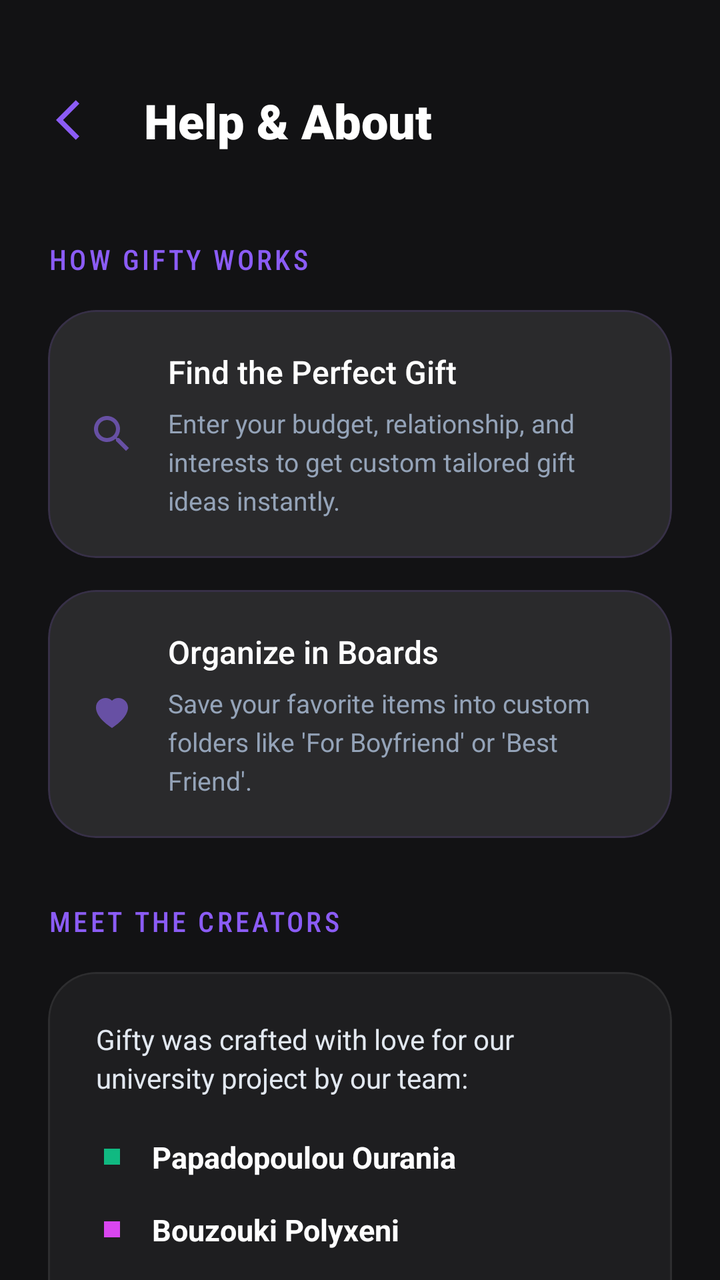
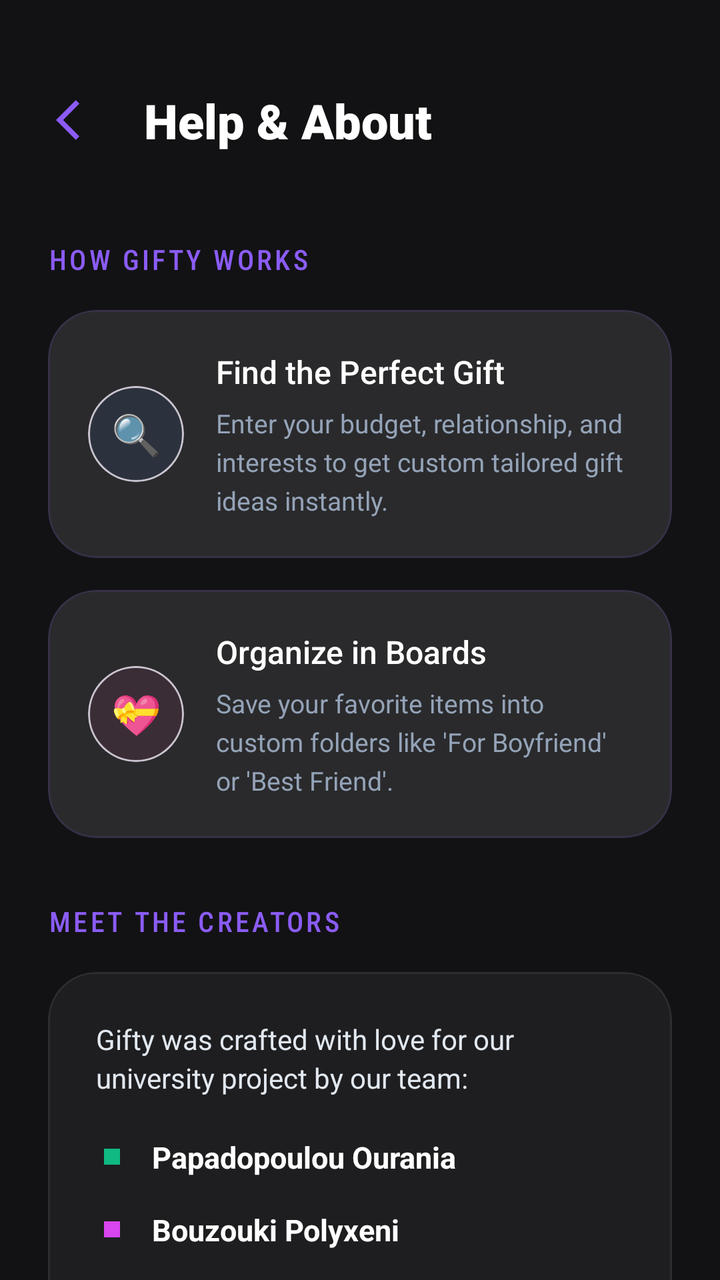

Before-and-after screenshots of an Android layout around one commit, followed by the original layout XML and the change that was made.
<!-- AndroidManifest.xml: application theme Theme.AndroidApp -->
<!-- res/layout/activity_about_help.xml -->
<?xml version="1.0" encoding="utf-8"?>
<androidx.constraintlayout.widget.ConstraintLayout
    xmlns:android="http://schemas.android.com/apk/res/android"
    xmlns:app="http://schemas.android.com/apk/res-auto"
    xmlns:tools="http://tools.android.com/tools"
    android:layout_width="match_parent"
    android:layout_height="match_parent"
    android:background="#121214">

    <androidx.constraintlayout.widget.ConstraintLayout
        android:id="@+id/headerLayout"
        android:layout_width="match_parent"
        android:layout_height="wrap_content"
        android:background="#121214"
        android:paddingHorizontal="20dp"
        android:paddingTop="40dp"
        android:paddingBottom="16dp"
        app:layout_constraintTop_toTopOf="parent">

        <ImageButton
            android:id="@+id/btnBack"
            android:layout_width="40dp"
            android:layout_height="40dp"
            android:background="?attr/selectableItemBackgroundBorderless"
            android:src="@drawable/baseline_arrow_back_ios_24"
            app:tint="#8B5CF6"
            app:layout_constraintStart_toStartOf="parent"
            app:layout_constraintTop_toTopOf="parent"
            app:layout_constraintBottom_toBottomOf="parent" />

        <TextView
            android:layout_width="wrap_content"
            android:layout_height="wrap_content"
            android:text="Help &amp; About"
            android:textSize="24sp"
            android:fontFamily="sans-serif-black"
            android:textColor="#FFFFFF"
            android:layout_marginStart="12dp"
            app:layout_constraintStart_toEndOf="@id/btnBack"
            app:layout_constraintTop_toTopOf="parent"
            app:layout_constraintBottom_toBottomOf="parent" />
    </androidx.constraintlayout.widget.ConstraintLayout>

    <androidx.core.widget.NestedScrollView
        android:layout_width="match_parent"
        android:layout_height="0dp"
        android:fillViewport="true"
        app:layout_constraintTop_toBottomOf="@id/headerLayout"
        app:layout_constraintBottom_toBottomOf="parent">

        <LinearLayout
            android:layout_width="match_parent"
            android:layout_height="wrap_content"
            android:orientation="vertical"
            android:padding="24dp">

            <TextView
                android:layout_width="wrap_content"
                android:layout_height="wrap_content"
                android:text="How Gifty Works"
                android:textSize="14sp"
                android:fontFamily="sans-serif-condensed-medium"
                android:textColor="#8B5CF6"
                android:letterSpacing="0.1"
                android:textAllCaps="true"
                android:layout_marginBottom="16dp" />

            <com.google.android.material.card.MaterialCardView
                android:layout_width="match_parent"
                android:layout_height="wrap_content"
                android:layout_marginBottom="16dp"
                app:cardCornerRadius="24dp"
                app:cardElevation="0dp"
                app:strokeColor="#228B5CF6"
                app:strokeWidth="1dp"
                app:cardBackgroundColor="#1AFFFFFF">

                <LinearLayout
                    android:layout_width="match_parent"
                    android:layout_height="wrap_content"
                    android:orientation="horizontal"
                    android:padding="20dp"
                    android:gravity="center_vertical">

                    <ImageView
                        android:layout_width="wrap_content"
                        android:layout_height="wrap_content"
                        android:contentDescription="Search"
                        android:src="@drawable/ic_search"
                        android:textSize="20sp"
                        android:gravity="center"
                        app:tint="?attr/colorPrimary" />

                    <LinearLayout
                        android:layout_width="0dp"
                        android:layout_height="wrap_content"
                        android:layout_weight="1"
                        android:orientation="vertical"
                        android:layout_marginStart="16dp">

                        <TextView
                            android:layout_width="wrap_content"
                            android:layout_height="wrap_content"
                            android:text="Find the Perfect Gift"
                            android:fontFamily="sans-serif-medium"
                            android:textColor="#FFFFFF"
                            android:textSize="16sp" />

                        <TextView
                            android:layout_width="match_parent"
                            android:layout_height="wrap_content"
                            android:layout_marginTop="6dp"
                            android:text="Enter your budget, relationship, and interests to get custom tailored gift ideas instantly."
                            android:textColor="#94A3B8"
                            android:textSize="13sp"
                            android:lineSpacingExtra="4sp" />
                    </LinearLayout>
                </LinearLayout>
            </com.google.android.material.card.MaterialCardView>

            <com.google.android.material.card.MaterialCardView
                android:layout_width="match_parent"
                android:layout_height="wrap_content"
                android:layout_marginBottom="32dp"
                app:cardCornerRadius="24dp"
                app:cardElevation="0dp"
                app:strokeColor="#228B5CF6"
                app:strokeWidth="1dp"
                app:cardBackgroundColor="#1AFFFFFF">

                <LinearLayout
                    android:layout_width="match_parent"
                    android:layout_height="wrap_content"
                    android:orientation="horizontal"
                    android:padding="20dp"
                    android:gravity="center_vertical">


                    <ImageView
                        android:layout_width="wrap_content"
                        android:layout_height="wrap_content"
                        android:contentDescription="Heart"
                        android:src="@drawable/ic_heart_fill"
                        android:textSize="20sp"
                        android:layout_margin="4dp"
                        android:gravity="center"
                        app:tint="?attr/colorPrimary"
                        />


                    <LinearLayout
                        android:layout_width="0dp"
                        android:layout_height="wrap_content"
                        android:layout_weight="1"
                        android:orientation="vertical"
                        android:layout_marginStart="16dp">

                        <TextView
                            android:layout_width="wrap_content"
                            android:layout_height="wrap_content"
                            android:text="Organize in Boards"
                            android:fontFamily="sans-serif-medium"
                            android:textColor="#FFFFFF"
                            android:textSize="16sp" />

                        <TextView
                            android:layout_width="match_parent"
                            android:layout_height="wrap_content"
                            android:layout_marginTop="6dp"
                            android:text="Save your favorite items into custom folders like 'For Boyfriend' or 'Best Friend'."
                            android:textColor="#94A3B8"
                            android:textSize="13sp"
                            android:lineSpacingExtra="4sp" />
                    </LinearLayout>
                </LinearLayout>
            </com.google.android.material.card.MaterialCardView>

            <TextView
                android:layout_width="wrap_content"
                android:layout_height="wrap_content"
                android:text="Meet the Creators"
                android:textSize="14sp"
                android:fontFamily="sans-serif-condensed-medium"
                android:textColor="#8B5CF6"
                android:letterSpacing="0.1"
                android:textAllCaps="true"
                android:layout_marginBottom="16dp" />

            <com.google.android.material.card.MaterialCardView
                android:layout_width="match_parent"
                android:layout_height="wrap_content"
                app:cardCornerRadius="24dp"
                app:cardElevation="0dp"
                app:strokeColor="#11FFFFFF"
                app:strokeWidth="1dp"
                app:cardBackgroundColor="#0DFFFFFF">

                <LinearLayout
                    android:layout_width="match_parent"
                    android:layout_height="wrap_content"
                    android:orientation="vertical"
                    android:padding="24dp">

                    <TextView
                        android:layout_width="wrap_content"
                        android:layout_height="wrap_content"
                        android:text="Gifty was crafted with love for our university project by our team:"
                        android:textColor="#E2E8F0"
                        android:textSize="14sp"
                        android:layout_marginBottom="20dp"
                        android:lineSpacingExtra="3sp"/>

                    <LinearLayout
                        android:layout_width="match_parent"
                        android:layout_height="wrap_content"
                        android:orientation="horizontal"
                        android:gravity="center_vertical"
                        android:layout_marginBottom="16dp">
                        <View
                            android:layout_width="8dp"
                            android:layout_height="8dp"
                            android:background="@android:color/holo_green_light"
                            android:backgroundTint="#10B981"
                            android:layout_marginStart="4dp"/>

                        <TextView
                            android:layout_width="wrap_content"
                            android:layout_height="wrap_content"
                            android:layout_marginStart="16dp"
                            android:text="Papadopoulou Ourania"
                            android:textColor="#FFFFFF"
                            android:textSize="15sp"
                            android:textStyle="bold" />

                        <TextView
                            android:layout_width="wrap_content"
                            android:layout_height="wrap_content"
                            android:textColor="#94A3B8"
                            android:textSize="14sp" />
                    </LinearLayout>

                    <LinearLayout
                        android:layout_width="match_parent"
                        android:layout_height="wrap_content"
                        android:orientation="horizontal"
                        android:gravity="center_vertical"
                        android:layout_marginBottom="16dp">
                        <View
                            android:layout_width="8dp"
                            android:layout_height="8dp"
                            android:background="@android:color/holo_purple"
                            android:backgroundTint="#D946EF"
                            android:layout_marginStart="4dp"/>

                        <TextView
                            android:layout_width="wrap_content"
                            android:layout_height="wrap_content"
                            android:layout_marginStart="16dp"
                            android:text="Bouzouki Polyxeni"
                            android:textColor="#FFFFFF"
                            android:textSize="15sp"
                            android:textStyle="bold" />

                        <TextView
                            android:layout_width="wrap_content"
                            android:layout_height="wrap_content"
                            android:textColor="#94A3B8"
                            android:textSize="14sp" />
                    </LinearLayout>

                    <LinearLayout
                        android:layout_width="match_parent"
                        android:layout_height="wrap_content"
                        android:orientation="horizontal"
                        android:gravity="center_vertical">
                        <View
                            android:layout_width="8dp"
                            android:layout_height="8dp"
                            android:background="@android:color/holo_orange_light"
                            android:backgroundTint="#F59E0B"
                            android:layout_marginStart="4dp"/>

                        <TextView
                            android:layout_width="wrap_content"
                            android:layout_height="wrap_content"
                            android:layout_marginStart="16dp"
                            android:text="Tsevlikou Aggeliki"
                            android:textColor="#FFFFFF"
                            android:textSize="15sp"
                            android:textStyle="bold" />

                        <TextView
                            android:layout_width="wrap_content"
                            android:layout_height="wrap_content"
                            android:textColor="#94A3B8"
                            android:textSize="14sp" />
                    </LinearLayout>

                </LinearLayout>
            </com.google.android.material.card.MaterialCardView>

            <TextView
                android:layout_width="wrap_content"
                android:layout_height="wrap_content"
                android:text="Gifty • Version 1.0.0"
                android:textSize="11sp"
                android:fontFamily="sans-serif-light"
                android:textColor="#475569"
                android:layout_gravity="center_horizontal"
                android:layout_marginTop="40dp"
                android:letterSpacing="0.05"/>

        </LinearLayout>
    </androidx.core.widget.NestedScrollView>

</androidx.constraintlayout.widget.ConstraintLayout>
<!-- resources referenced by this layout -->
<resources>
  <!-- drawable baseline_arrow_back_ios_24 (drawable) -->
  <vector xmlns:android="http://schemas.android.com/apk/res/android" android:autoMirrored="true" android:height="24dp" android:tint="#000000" android:viewportHeight="24" android:viewportWidth="24" android:width="24dp">
        
      <path android:fillColor="@android:color/white" android:pathData="M11.67,3.87L9.9,2.1 0,12l9.9,9.9 1.77,-1.77L3.54,12z"/>
      
  </vector>
  <!-- drawable ic_heart_fill (drawable) -->
  <vector xmlns:android="http://schemas.android.com/apk/res/android"
      android:width="16dp"
      android:height="16dp"
      android:viewportWidth="16"
      android:viewportHeight="16">
    <path
        android:pathData="M8,1.314C12.438,-3.248 23.534,4.735 8,15 -7.534,4.736 3.562,-3.248 8,1.314"
        android:fillColor="@color/white"
        android:fillType="evenOdd"/>
  </vector>
  <!-- drawable ic_search (drawable) -->
  <vector xmlns:android="http://schemas.android.com/apk/res/android" android:height="24dp" android:tint="#000000" android:viewportHeight="24" android:viewportWidth="24" android:width="24dp">
        
      <path android:fillColor="@android:color/white" android:pathData="M15.5,14h-0.79l-0.28,-0.27C15.41,12.59 16,11.11 16,9.5 16,5.91 13.09,3 9.5,3S3,5.91 3,9.5 5.91,16 9.5,16c1.61,0 3.09,-0.59 4.23,-1.57l0.27,0.28v0.79l5,4.99L20.49,19l-4.99,-5zM9.5,14C7.01,14 5,11.99 5,9.5S7.01,5 9.5,5 14,7.01 14,9.5 11.99,14 9.5,14z"/>
      
  </vector>
  <style name="Theme.AndroidApp" parent="Base.Theme.AndroidApp" />
  <color name="white">#FFFFFFFF</color>
  <style name="Base.Theme.AndroidApp" parent="Theme.Material3.DayNight.NoActionBar">
      </style>
</resources>

<!-- the commit's change to res/layout/activity_about_help.xml (unified diff, before → after) -->
@@ -6,6 +6,8 @@
     android:layout_width="match_parent"
     android:layout_height="match_parent"
     android:background="#121214">
+
+    
 
     <androidx.constraintlayout.widget.ConstraintLayout
         android:id="@+id/headerLayout"
@@ -41,6 +43,7 @@
             app:layout_constraintBottom_toBottomOf="parent" />
     </androidx.constraintlayout.widget.ConstraintLayout>
 
+    
     <androidx.core.widget.NestedScrollView
         android:layout_width="match_parent"
         android:layout_height="0dp"
@@ -82,14 +85,19 @@
                     android:padding="20dp"
                     android:gravity="center_vertical">
 
-                    <ImageView
-                        android:layout_width="wrap_content"
-                        android:layout_height="wrap_content"
-                        android:contentDescription="Search"
-                        android:src="@drawable/ic_search"
-                        android:textSize="20sp"
-                        android:gravity="center"
-                        app:tint="?attr/colorPrimary" />
+                    <com.google.android.material.card.MaterialCardView
+                        android:layout_width="48dp"
+                        android:layout_height="48dp"
+                        app:cardCornerRadius="24dp"
+                        app:cardElevation="0dp"
+                        app:cardBackgroundColor="#153B82F6">
+                        <TextView
+                            android:layout_width="match_parent"
+                            android:layout_height="match_parent"
+                            android:text="🔍"
+                            android:textSize="20sp"
+                            android:gravity="center" />
+                    </com.google.android.material.card.MaterialCardView>
 
                     <LinearLayout
                         android:layout_width="0dp"
@@ -135,18 +143,19 @@
                     android:padding="20dp"
                     android:gravity="center_vertical">
 
-
-                    <ImageView
-                        android:layout_width="wrap_content"
-                        android:layout_height="wrap_content"
-                        android:contentDescription="Heart"
-                        android:src="@drawable/ic_heart_fill"
-                        android:textSize="20sp"
-                        android:layout_margin="4dp"
-                        android:gravity="center"
-                        app:tint="?attr/colorPrimary"
-                        />
-
+                    <com.google.android.material.card.MaterialCardView
+                        android:layout_width="48dp"
+                        android:layout_height="48dp"
+                        app:cardCornerRadius="24dp"
+                        app:cardElevation="0dp"
+                        app:cardBackgroundColor="#15EC4899">
+                        <TextView
+                            android:layout_width="match_parent"
+                            android:layout_height="match_parent"
+                            android:text="💝"
+                            android:textSize="20sp"
+                            android:gravity="center" />
+                    </com.google.android.material.card.MaterialCardView>
 
                     <LinearLayout
                         android:layout_width="0dp"
@@ -299,6 +308,7 @@
                 </LinearLayout>
             </com.google.android.material.card.MaterialCardView>
 
+            
             <TextView
                 android:layout_width="wrap_content"
                 android:layout_height="wrap_content"
<!-- resource entries referenced after the edit -->
@@ -6,25 +6,7 @@
       <path android:fillColor="@android:color/white" android:pathData="M11.67,3.87L9.9,2.1 0,12l9.9,9.9 1.77,-1.77L3.54,12z"/>
       
   </vector>
-  <!-- drawable ic_heart_fill (drawable) -->
-  <vector xmlns:android="http://schemas.android.com/apk/res/android"
-      android:width="16dp"
-      android:height="16dp"
-      android:viewportWidth="16"
-      android:viewportHeight="16">
-    <path
-        android:pathData="M8,1.314C12.438,-3.248 23.534,4.735 8,15 -7.534,4.736 3.562,-3.248 8,1.314"
-        android:fillColor="@color/white"
-        android:fillType="evenOdd"/>
-  </vector>
-  <!-- drawable ic_search (drawable) -->
-  <vector xmlns:android="http://schemas.android.com/apk/res/android" android:height="24dp" android:tint="#000000" android:viewportHeight="24" android:viewportWidth="24" android:width="24dp">
-        
-      <path android:fillColor="@android:color/white" android:pathData="M15.5,14h-0.79l-0.28,-0.27C15.41,12.59 16,11.11 16,9.5 16,5.91 13.09,3 9.5,3S3,5.91 3,9.5 5.91,16 9.5,16c1.61,0 3.09,-0.59 4.23,-1.57l0.27,0.28v0.79l5,4.99L20.49,19l-4.99,-5zM9.5,14C7.01,14 5,11.99 5,9.5S7.01,5 9.5,5 14,7.01 14,9.5 11.99,14 9.5,14z"/>
-      
-  </vector>
   <style name="Theme.AndroidApp" parent="Base.Theme.AndroidApp" />
-  <color name="white">#FFFFFFFF</color>
   <style name="Base.Theme.AndroidApp" parent="Theme.Material3.DayNight.NoActionBar">
       </style>
 </resources>
